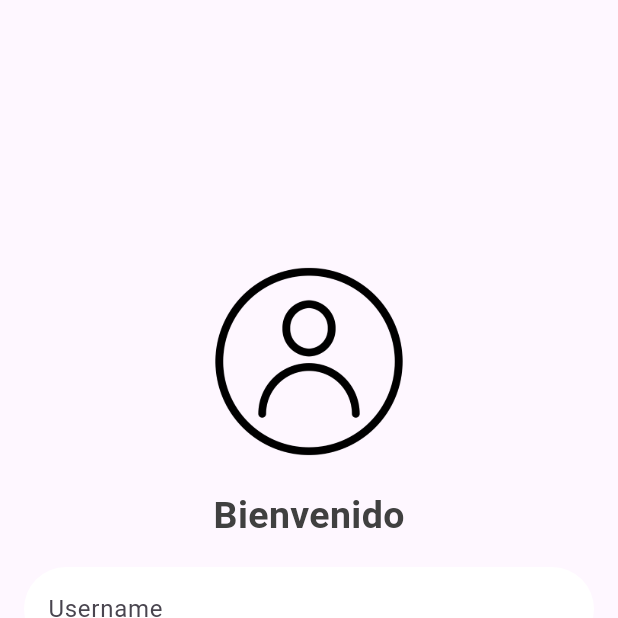
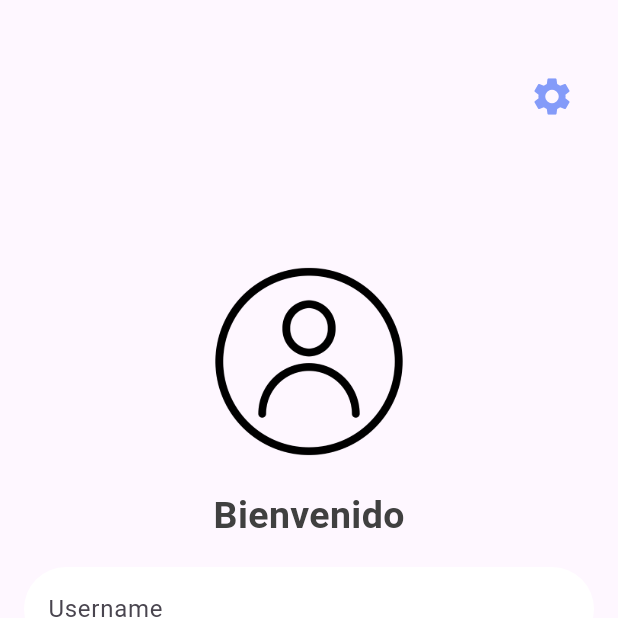
Before and after one commit to kevinjapa/Red-Social---cuda, a Flutter app: the screen it shows after launch, on a phone screen of 412 x 824 dp, the top half of it. Run offline on Flutter 3.47's test engine with Material 3 defaults, Android fonts, the phone set to English and light mode, and no system bars; our stand-ins replace image_picker, shared_preferences; generated files the repository leaves out were written again; Roboto replaces fonts that are missing (Arial); project files that could hold a hidden picture were left out.

Commit message:
Actualizar la aplicación para utilizar la dirección IP del servidor desde SharedPreferences, modificar rutas de API en las pantallas de registro y perfil, y cambiar el título de la pantalla principal a 'Instagram'.

```diff
--- a/proyectointerciclo/lib/main.dart
+++ b/proyectointerciclo/lib/main.dart
@@ -34,6 +34,7 @@
 
 import 'package:flutter/material.dart';
 import 'package:proyectointerciclo/screens/filtro.dart';
+import 'package:proyectointerciclo/screens/settings.dart';
 
 import 'src/settings/settings_controller.dart';
 import 'src/settings/settings_service.dart';
@@ -66,6 +67,7 @@ class MyApp extends StatelessWidget {
       routes: {
         '/login': (context) => LoginScreen(),
         '/registro': (context) => Registro(),
+        '/settings':(context) => Settings(),
         // '/home': (context) => Home(),
       },
     );
--- a/proyectointerciclo/lib/screens/home.dart
+++ b/proyectointerciclo/lib/screens/home.dart
@@ -144,7 +144,7 @@ class _HomeState extends State<Home> {
   Widget build(BuildContext context) {
     return Scaffold(
       appBar: AppBar(
-        title: Text('Aplicación'),
+        title: Text('Instagram'),
       ),
       body: _pages[_selectedIndex],
       floatingActionButton: FloatingActionButton(
--- a/proyectointerciclo/lib/screens/login.dart
+++ b/proyectointerciclo/lib/screens/login.dart
@@ -1,6 +1,8 @@
 // import 'package:flutter/material.dart';
 // import 'package:http/http.dart' as http;
 // import 'dart:convert';
+
+// import 'package:proyectointerciclo/screens/home.dart';
 
 // class LoginScreen extends StatefulWidget {
 //   @override
@@ -38,7 +40,12 @@
 //             backgroundColor: Color.fromARGB(255, 150, 185, 246),
 //           ));
 //           await Future.delayed(Duration(seconds: 2));
-//           Navigator.pushReplacementNamed(context, '/home');
+//           Navigator.pushReplacement(
+//             context,
+//             MaterialPageRoute(
+//               builder: (context) => Home(username: username), // Pasa el username
+//             ),
+//           );
 //         } else {
 //           _showError('Credenciales incorrectas');
 //         }
@@ -74,13 +81,7 @@
 //   Widget build(BuildContext context) {
 //     return Scaffold(
 //       body: Container(
-//         decoration: BoxDecoration(
-//           // gradient: LinearGradient(
-//           //   colors: [Colors.orange, Colors.pink, Colors.blue],
-//           //   begin: Alignment.topLeft,
-//           //   end: Alignment.bottomRight,
-//           // ),
-//         ),
+//         decoration: BoxDecoration(),
 //         child: Center(
 //           child: SingleChildScrollView(
 //             child: Padding(
@@ -132,7 +133,7 @@
 //                   SizedBox(height: 18),
 //                   ElevatedButton(
 //                     style: ElevatedButton.styleFrom(
-//                       backgroundColor: const Color.fromARGB(255, 221, 238, 252), // Cambia 'primary' por 'backgroundColor'
+//                       backgroundColor: const Color.fromARGB(255, 221, 238, 252),
 //                       padding: EdgeInsets.symmetric(horizontal: 80, vertical: 15),
 //                       shape: RoundedRectangleBorder(
 //                         borderRadius: BorderRadius.circular(30),
@@ -144,15 +145,7 @@
 //                       style: TextStyle(fontSize: 18),
 //                     ),
 //                   ),
-
 //                   SizedBox(height: 20),
-//                   // TextButton(
-//                   //   onPressed: () => Navigator.pushReplacementNamed(context, '/registro'),
-//                   //   child: Text(
-//                   //     "Create an Account",
-//                   //     style: TextStyle(color: Colors.white),
-//                   //   ),
-//                   // ),
 //                   TextButton(
 //                     onPressed: () => Navigator.pushReplacementNamed(context, '/registro'),
 //                     child: Text(
@@ -160,7 +153,6 @@
 //                       style: TextStyle(color: const Color.fromARGB(255, 132, 155, 249)),
 //                     ),
 //                   ),
-
 //                 ],
 //               ),
 //             ),
@@ -172,10 +164,11 @@
 // }
 
 
+
 import 'package:flutter/material.dart';
 import 'package:http/http.dart' as http;
 import 'dart:convert';
-
+import 'package:shared_preferences/shared_preferences.dart';
 import 'package:proyectointerciclo/screens/home.dart';
 
 class LoginScreen extends StatefulWidget {
@@ -187,15 +180,22 @@ class _LoginScreenState extends State<LoginScreen> {
   final TextEditingController _usernameController = TextEditingController();
   final TextEditingController _passwordController = TextEditingController();
 
+Future<String> getServerIp() async {
+  final prefs = await SharedPreferences.getInstance();
+  return prefs.getString('server_ip') ?? 'default_ip_here';
+}
+
   Future<void> _login() async {
     final String username = _usernameController.text;
     final String password = _passwordController.text;
 
-    final String url = 'http://172.20.10.3:5001/login';
+    // final String url = 'http://192.168.0.104:5001/login';
 
     try {
+      final serverIp = await getServerIp();
       final response = await http.post(
-        Uri.parse(url),
+        Uri.parse('http://$serverIp:5001/login'),
+
         headers: <String, String>{
           'Content-Type': 'application/json; charset=UTF-8',
         },
@@ -254,7 +254,10 @@ class _LoginScreenState extends State<LoginScreen> {
   @override
   Widget build(BuildContext context) {
     return Scaffold(
-      body: Container(
+      body: Stack(
+        children: [
+          // Contenido principal
+          Container(
             decoration: BoxDecoration(),
             child: Center(
               child: SingleChildScrollView(
@@ -307,8 +310,10 @@ class _LoginScreenState extends State<LoginScreen> {
                       SizedBox(height: 18),
                       ElevatedButton(
                         style: ElevatedButton.styleFrom(
-                      backgroundColor: const Color.fromARGB(255, 221, 238, 252),
-                      padding: EdgeInsets.symmetric(horizontal: 80, vertical: 15),
+                          backgroundColor:
+                              const Color.fromARGB(255, 221, 238, 252),
+                          padding:
+                              EdgeInsets.symmetric(horizontal: 80, vertical: 15),
                           shape: RoundedRectangleBorder(
                             borderRadius: BorderRadius.circular(30),
                           ),
@@ -321,10 +326,13 @@ class _LoginScreenState extends State<LoginScreen> {
                       ),
                       SizedBox(height: 20),
                       TextButton(
-                    onPressed: () => Navigator.pushReplacementNamed(context, '/registro'),
+                        onPressed: () => Navigator.pushReplacementNamed(
+                            context, '/registro'),
                         child: Text(
                           "Create an Account",
-                      style: TextStyle(color: const Color.fromARGB(255, 132, 155, 249)),
+                          style: TextStyle(
+                              color:
+                                  const Color.fromARGB(255, 132, 155, 249)),
                         ),
                       ),
                     ],
@@ -333,6 +341,24 @@ class _LoginScreenState extends State<LoginScreen> {
               ),
             ),
           ),
+          // Botón de configuración en la esquina superior derecha
+          Positioned(
+            top: 40,
+            right: 20,
+            child: IconButton(
+              icon: Icon(
+                Icons.settings,
+                color: const Color.fromARGB(255, 132, 155, 249),
+                size: 30,
+              ),
+              onPressed: () {
+                Navigator.pushNamed(context, '/settings');
+
+              },
+            ),
+          ),
+        ],
+      ),
     );
   }
 }
```
Also changed, not shown: proyectointerciclo/lib/screens/perfil.dart (+12 -3 lines), proyectointerciclo/lib/screens/register.dart (+9 -3 lines). Lines whose indentation alone changed are shown as unchanged.
